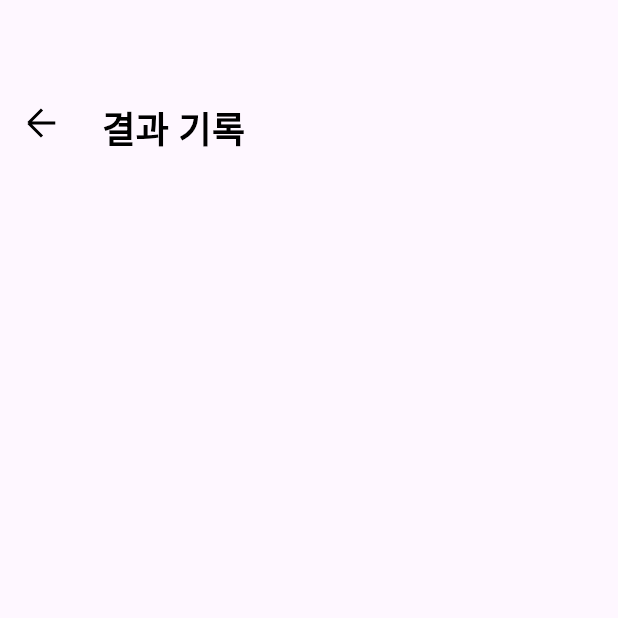
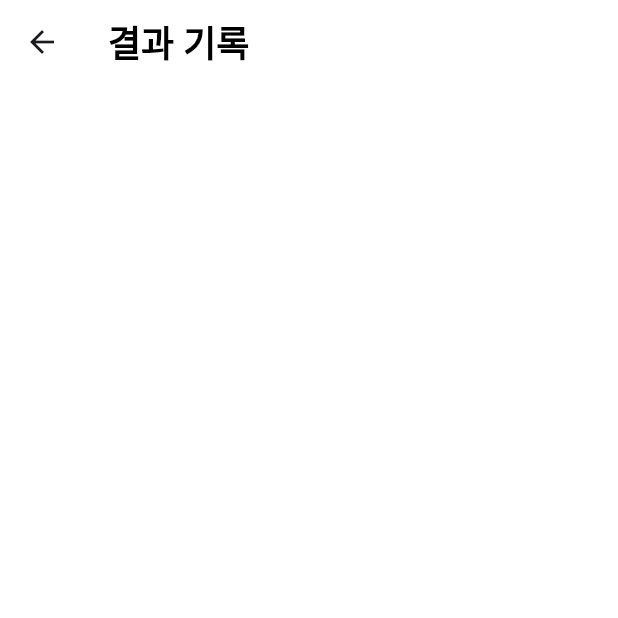
Before and after one commit to hyg0527/haven, a Flutter app: the screen it shows after launch, after a tap on "입퇴실 기록보기", on a phone screen of 412 x 824 dp, the top half of it. Run offline on Flutter 3.47's test engine with Material 3 defaults, Android fonts, the phone set to English and light mode, and no system bars; our stand-ins replace camera, flutter_svg; Roboto replaces fonts that are missing (Pretendard).

Commit message:
Home, Log, Camera 화면 appbar 조정

```diff
--- a/lib/camera.dart
+++ b/lib/camera.dart
@@ -55,7 +55,11 @@ class _CameraScreenState extends State<CameraScreen> {
           title: const Text(
             '얼굴 인식',
             style: TextStyle(
-              fontWeight: FontWeight.bold,
+              color: Colors.black,
+              fontSize: 24,
+              fontFamily: 'Pretendard',
+              fontWeight: FontWeight.w700,
+              height: 0,
             ),
           ),
           backgroundColor: Colors.white),
--- a/lib/home.dart
+++ b/lib/home.dart
@@ -20,16 +20,16 @@ class _MyHomePageState extends State<MyHomePage> {
   Widget build(BuildContext context) {
     return Scaffold(
       appBar: PreferredSize(
-        preferredSize: const Size.fromHeight(90),
+        preferredSize: const Size.fromHeight(75),
         child: AppBar(
           backgroundColor: Colors.white,
-          elevation: 1,
+          elevation: 0,
           flexibleSpace: Stack(
             children: [
               Positioned(
                 // 홈화면 맨 윗 로고
                 left: 20,
-                bottom: 22,
+                bottom: 8,
                 child: Container(
                   width: 50,
                   height: 50,
@@ -44,7 +44,7 @@ class _MyHomePageState extends State<MyHomePage> {
               const Positioned(
                 // 타이틀
                 left: 78,
-                bottom: 29,
+                bottom: 15,
                 child: Text(
                   'Haven',
                   style: TextStyle(
@@ -58,9 +58,8 @@ class _MyHomePageState extends State<MyHomePage> {
               ),
               Positioned(
                 // 마이페이지 아이콘
-                // left: 318,
                 right: 24,
-                bottom: 18,
+                bottom: 4,
                 child: ClickButton(
                   secondScreen: const MyPage(),
                   child: Container(
@@ -105,6 +104,7 @@ class _MyHomePageState extends State<MyHomePage> {
         decoration: const BoxDecoration(color: Colors.white),
         child: Column(
           children: [
+            const SizedBox(height: 18),
             ClickButton(
               secondScreen: const CameraScreen(),
               child: Container(
--- a/lib/logcat.dart
+++ b/lib/logcat.dart
@@ -1,5 +1,5 @@
 import 'package:flutter/material.dart';
-import 'package:flutter_svg/flutter_svg.dart';
+// import 'package:flutter_svg/flutter_svg.dart';
 
 class Logcat extends StatefulWidget {
   const Logcat({super.key});
@@ -14,41 +14,8 @@ class _ShowLogcatState extends State<Logcat> {
   @override
   Widget build(BuildContext context) {
     return Scaffold(
-        body: Container(
-            child: Stack(children: [
-      Positioned(
-        left: 7,
-        top: 62,
-        child: Container(
-          padding: const EdgeInsets.all(10),
-          child: Row(
-            mainAxisSize: MainAxisSize.min,
-            mainAxisAlignment: MainAxisAlignment.start,
-            crossAxisAlignment: CrossAxisAlignment.start,
-            children: [
-              Center(
-                child: GestureDetector(
-                  onTap: () => Navigator.pop(context),
-                  child: Container(
-                    width: 20,
-                    height: 20,
-                    clipBehavior: Clip.antiAlias,
-                    decoration: const BoxDecoration(),
-                    child: SvgPicture.asset(
-                      'assets/images/back_button.svg',
-                      fit: BoxFit.cover,
-                    ),
-                  ),
-                ),
-              ),
-            ],
-          ),
-        ),
-      ),
-      const Positioned(
-        left: 68,
-        top: 67,
-        child: Text(
+        appBar: AppBar(
+          title: const Text(
             '결과 기록',
             style: TextStyle(
               color: Colors.black,
@@ -58,7 +25,53 @@ class _ShowLogcatState extends State<Logcat> {
               height: 0,
             ),
           ),
+          backgroundColor: Colors.white,
         ),
-    ])));
+        body: Container(
+          decoration: const BoxDecoration(color: Colors.white),
+        ));
+    // Positioned(
+    //         left: 7,
+    //         top: 62,
+    //         child: Container(
+    //           padding: const EdgeInsets.all(10),
+    //           child: Row(
+    //             mainAxisSize: MainAxisSize.min,
+    //             mainAxisAlignment: MainAxisAlignment.start,
+    //             crossAxisAlignment: CrossAxisAlignment.start,
+    //             children: [
+    //               Center(
+    //                 child: GestureDetector(
+    //                   onTap: () => Navigator.pop(context),
+    //                   child: Container(
+    //                     width: 20,
+    //                     height: 20,
+    //                     clipBehavior: Clip.antiAlias,
+    //                     decoration: const BoxDecoration(),
+    //                     child: SvgPicture.asset(
+    //                       'assets/images/back_button.svg',
+    //                       fit: BoxFit.cover,
+    //                     ),
+    //                   ),
+    //                 ),
+    //               ),
+    //             ],
+    //           ),
+    //         ),
+    //       ),
+    //       const Positioned(
+    //         left: 68,
+    //         top: 67,
+    //         child: Text(
+    //           '결과 기록',
+    //           style: TextStyle(
+    //             color: Colors.black,
+    //             fontSize: 24,
+    //             fontFamily: 'Pretendard',
+    //             fontWeight: FontWeight.w700,
+    //             height: 0,
+    //           ),
+    //         ),
+    //       ),
   }
 }
```
Lines whose indentation alone changed are shown as unchanged.
